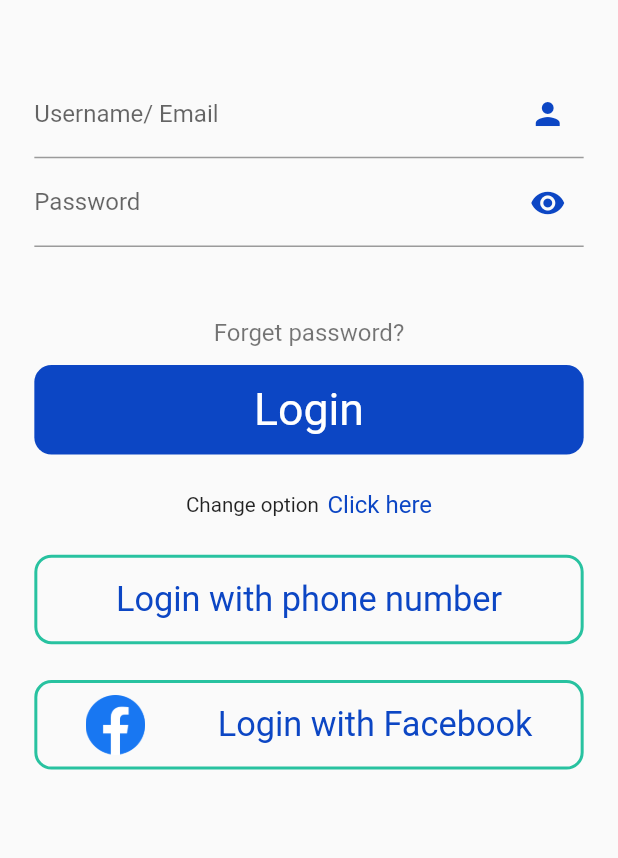
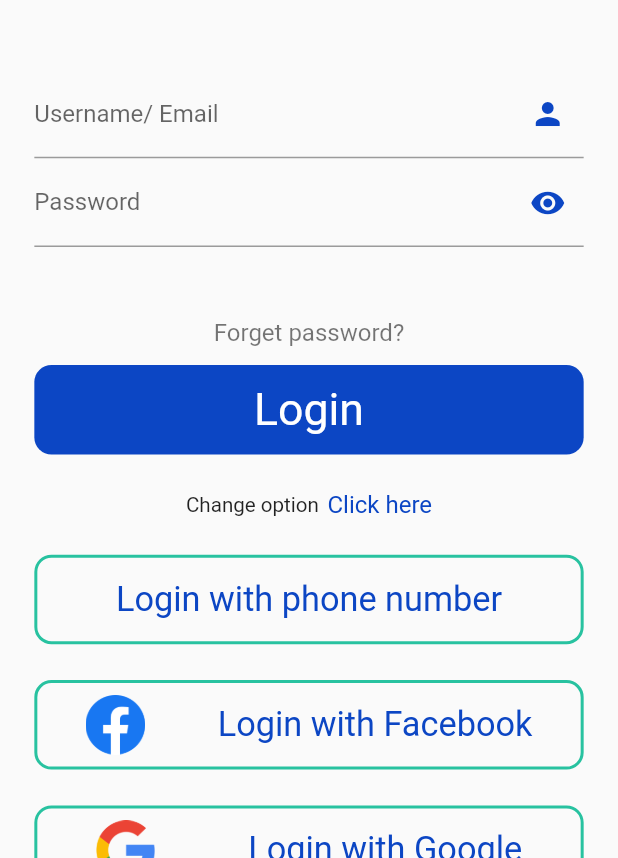
Before and after one commit to waqarbinameen/my-first-flutter-project, a Flutter app: the screen it shows after launch, after a tap on the "settings accessibility" icon, on a phone screen of 412 x 824 dp, the part 378-1236 px from its top. Run offline on Flutter 3.47's test engine with Material 2 defaults, Android fonts, the phone set to English and light mode, and no system bars; our stand-ins replace cloud_firestore, connectivity_plus, country_picker, email_validator, firebase_auth, firebase_core and 7 more; missing offline and left inert: animated_widgets, flutter_facebook_auth; accounts and stored records are empty; network calls fail.

Commit message:
Add Google Login

```diff
--- a/lib/auth/login_window/view/login_window.dart
+++ b/lib/auth/login_window/view/login_window.dart
@@ -5,6 +5,7 @@ import 'package:flutter/material.dart';
 import 'package:flutter_facebook_auth/flutter_facebook_auth.dart';
 import 'package:flutter_screenutil/flutter_screenutil.dart';
 import 'package:get/get.dart';
+import 'package:google_sign_in/google_sign_in.dart';
 import 'package:school_management_system/auth/forget_window/view/forget_password.dart';
 import 'package:school_management_system/auth/login_with_phone/login_with_phone.dart';
 import 'package:school_management_system/auth/signup_window/view/signup_window.dart';
@@ -24,6 +25,24 @@ class LoginWindow extends StatefulWidget {
 }
 
 class _LoginWindowState extends State<LoginWindow> {
+  Future<UserCredential> signInWithGoogle() async {
+    // Trigger the authentication flow
+    final GoogleSignInAccount? googleUser = await GoogleSignIn().signIn();
+
+    // Obtain the auth details from the request
+    final GoogleSignInAuthentication? googleAuth =
+        await googleUser?.authentication;
+
+    // Create a new credential
+    final credential = GoogleAuthProvider.credential(
+      accessToken: googleAuth?.accessToken,
+      idToken: googleAuth?.idToken,
+    );
+
+    // Once signed in, return the UserCredential
+    return await FirebaseAuth.instance.signInWithCredential(credential);
+  }
+
   Future<UserCredential> signInWithFacebook() async {
     // Trigger the sign-in flow
     final LoginResult loginResult = await FacebookAuth.instance.login();
@@ -324,6 +343,49 @@ class _LoginWindowState extends State<LoginWindow> {
                     SizedBox(
                       height: 20.h,
                     ),
+                    InkWell(
+                      onTap: () async {
+                        await signInWithGoogle().then((value) {
+                          Get.snackbar(
+                              "Information", "Successfully Login with Google");
+                        }).onError((error, stackTrace) {
+                          debugPrint(error.toString());
+                          Get.snackbar("Error", error.toString());
+                        });
+                      },
+                      child: Container(
+                        height: 50.h,
+                        width: 350.w,
+                        decoration: BoxDecoration(
+                          borderRadius: BorderRadius.circular(10.r),
+                          border: Border.all(
+                            width: 2,
+                            color: const Color(0xff28C2A0),
+                          ),
+                        ),
+                        child: Padding(
+                          padding: const EdgeInsets.all(8.0),
+                          child: Row(
+                            mainAxisAlignment: MainAxisAlignment.spaceAround,
+                            children: [
+                              const Image(
+                                  image:
+                                      AssetImage("assets/images/google.png")),
+                              Text(
+                                "Login with Google",
+                                style: TextStyle(
+                                    color: const Color(0xff0C46C4),
+                                    fontFamily: "Roboto",
+                                    fontSize: 20.sp),
+                              ),
+                            ],
+                          ),
+                        ),
+                      ),
+                    ),
+                    SizedBox(
+                      height: 20.h,
+                    ),
                     Visibility(
                       visible: widget.role == 1 ? false : true,
                       child: Row(
--- a/pubspec.yaml
+++ b/pubspec.yaml
@@ -51,7 +51,7 @@ dependencies:
   connectivity_plus: ^3.0.2
   animated_widgets: ^1.1.0
   flutter_facebook_auth: ^5.0.6
-  twitter_login: ^4.2.3
+  google_sign_in: ^5.4.2
 
 
 
```
Also changed, not shown: assets/images/google.png (added), pubspec.lock, 1 other file.
